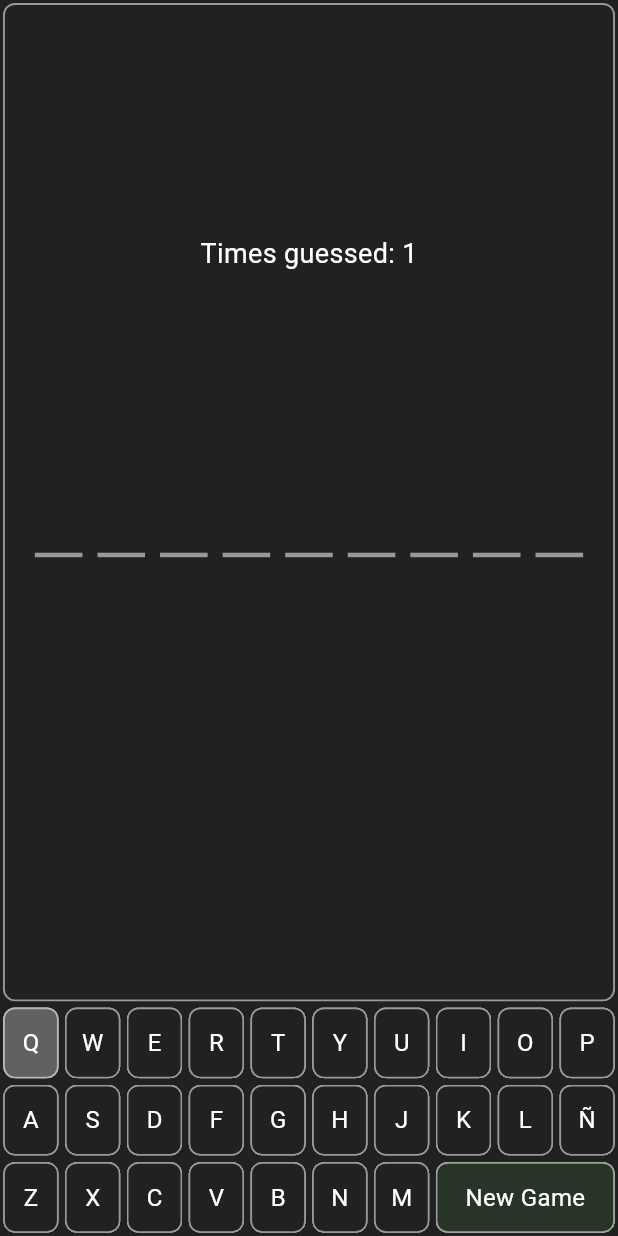
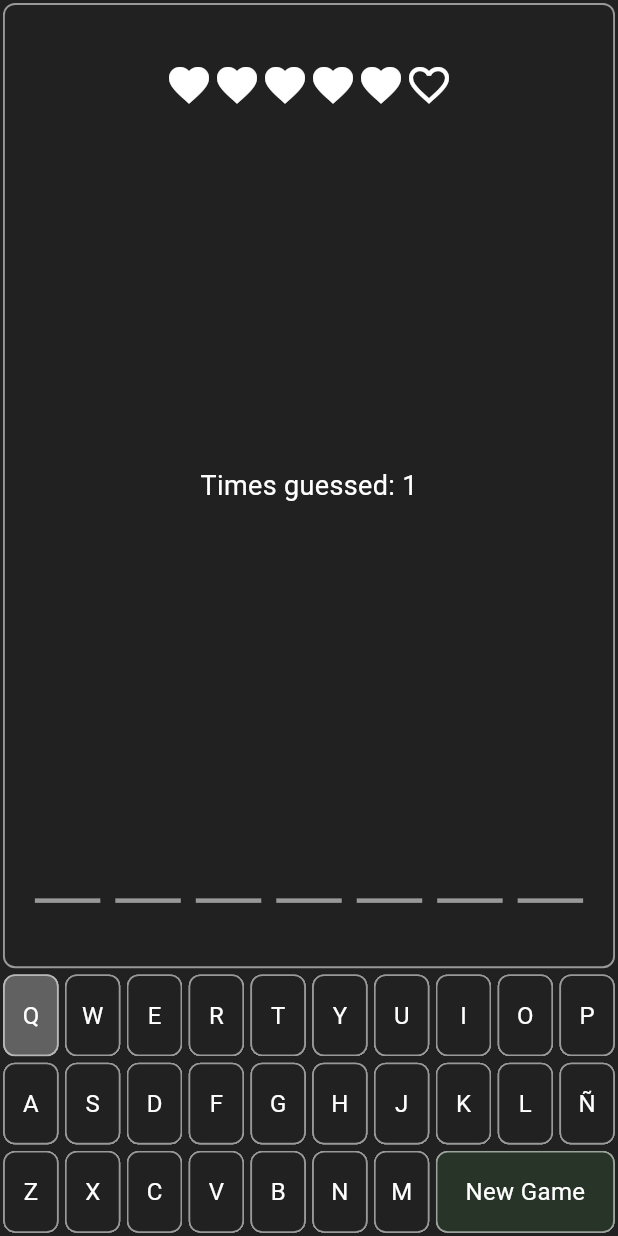
Before and after one commit to GCuadraSarria/hanged-man, a Flutter app: the screen it shows after launch, after a tap on an icon or button, on a phone screen of 412 x 824 dp. Run offline on Flutter 3.47's test engine with Material 3 defaults, Android fonts, the phone set to English and light mode, and no system bars; our stand-ins replace dio; missing offline and left inert: normalizer; network calls fail.

Commit message:
second commit

```diff
--- a/lib/components/components.dart
+++ b/lib/components/components.dart
@@ -1,4 +1,5 @@
 export 'guess_space.dart';
+export 'heart_row.dart';
 export 'letter_key.dart';
 export 'new_game_key.dart';
 export 'selected_letter_key.dart';
--- /dev/null
+++ b/lib/components/heart_row.dart
@@ -0,0 +1,34 @@
+import 'package:flutter/material.dart';
+
+class HeartRow extends StatelessWidget {
+  final int totalHealth = 6;
+  final int guesses;
+
+  const HeartRow({super.key, required this.guesses});
+
+  @override
+  Widget build(BuildContext context) {
+    int emptyHearts = guesses > 6 ? 6 : guesses;
+    int fullHearts = totalHealth - emptyHearts;
+
+    return Row(
+      mainAxisAlignment: MainAxisAlignment.center,
+      children: List.generate(
+            fullHearts,
+            (index) => const Icon(
+              Icons.favorite,
+              color: Colors.white,
+              size: 32.0,
+            ),
+          ) +
+          List.generate(
+            emptyHearts,
+            (index) => const Icon(
+              Icons.favorite_border,
+              color: Colors.white,
+              size: 32.0,
+            ),
+          ),
+    );
+  }
+}
--- a/lib/components/letter_key.dart
+++ b/lib/components/letter_key.dart
@@ -2,21 +2,21 @@ import 'package:flutter/material.dart';
 
 class LetterKey extends StatelessWidget {
   final String value;
-  final bool selected;
   final void Function()? ontap;
+  final bool gameFinished;
 
   const LetterKey(
       {super.key,
       required this.value,
-      this.selected = false,
-      required this.ontap});
+      required this.ontap,
+      this.gameFinished = false});
 
   @override
   Widget build(BuildContext context) {
     return Padding(
       padding: const EdgeInsets.all(2.0),
       child: Material(
-        color: Colors.grey[900],
+        color: !gameFinished ? Colors.grey[900] : Colors.grey[700],
         clipBehavior: Clip.hardEdge,
         shape: OutlineInputBorder(
           borderSide: const BorderSide(color: Colors.white54, width: 1.25),
--- a/lib/components/new_game_key.dart
+++ b/lib/components/new_game_key.dart
@@ -2,21 +2,21 @@ import 'package:flutter/material.dart';
 
 class NewGameKey extends StatelessWidget {
   final String value;
-  final bool selected;
   final void Function()? ontap;
+  final bool gameFinished;
 
   const NewGameKey(
       {super.key,
       required this.value,
-      this.selected = false,
-      required this.ontap});
+      required this.ontap,
+      this.gameFinished = false});
 
   @override
   Widget build(BuildContext context) {
     return Padding(
       padding: const EdgeInsets.all(2.0),
       child: Material(
-        color: const Color.fromARGB(35, 75, 175, 80),
+        color: gameFinished ? const Color.fromARGB(255, 44, 124, 48) : const Color.fromARGB(35, 75, 175, 80),
         clipBehavior: Clip.hardEdge,
         shape: OutlineInputBorder(
           borderSide: const BorderSide(color: Colors.white54, width: 1.25),
--- a/lib/pages/home_page.dart
+++ b/lib/pages/home_page.dart
@@ -1,5 +1,7 @@
 import 'package:ahorcado/components/components.dart';
+import 'package:dio/dio.dart';
 import 'package:flutter/material.dart';
+import 'package:normalizer/normalizer.dart';
 
 class MyHomePage extends StatefulWidget {
   const MyHomePage({super.key});
@@ -44,8 +46,17 @@ class _MyHomePageState extends State<MyHomePage> {
   // guesses
   int guesses = 0;
 
+  // player lost
+  bool playerLost = false;
+
+  // player won
+  bool playerWon = false;
+
+  // player won or lost
+  bool gameFinished = false;
+
   // answer word
-  String answerWord = 'HANGUEDAS';
+  String answerWord = 'DEFAULT';
 
   // selected letters
   List<String> selectedLetters = [];
@@ -53,9 +64,25 @@ class _MyHomePageState extends State<MyHomePage> {
   // correct selected letters
   List<String> correctSelectedLetters = [];
 
+  // clean HTTP word (capitals and accents)
+  void cleanHttpWord(String response) {
+    setState(() {
+      answerWord = response.normalize().toUpperCase();
+    });
+  }
+
   // check if player lost the game
   void checkPlayerLost() {
-    print('Player lost');
+    // we fill the correctSelectedLetters so it's display
+    // and we see the correct final answer
+    setState(() {
+      correctSelectedLetters.clear();
+      playerLost = true;
+      gameFinished = true;
+      for (int i = 0; i < answerWord.length; i++) {
+        correctSelectedLetters.add(answerWord[i]);
+      }
+    });
   }
 
   // check if player won the game
@@ -67,7 +94,8 @@ class _MyHomePageState extends State<MyHomePage> {
         return;
       }
     }
-    print('Player won');
+    playerWon = true;
+    gameFinished = true;
   }
 
   // guess a letter
@@ -81,7 +109,7 @@ class _MyHomePageState extends State<MyHomePage> {
         checkPlayerWon();
       } else {
         guesses++;
-        if (guesses == 5) checkPlayerLost();
+        if (guesses == 6) checkPlayerLost();
       }
     });
   }
@@ -89,10 +117,32 @@ class _MyHomePageState extends State<MyHomePage> {
   // start new game
   void newGame() {
     setState(() {
+      playerLost = false;
+      playerWon = false;
+      gameFinished = false;
       selectedLetters.clear();
       correctSelectedLetters.clear();
       guesses = 0;
+      getRandomWord();
     });
+  }
+
+  // call API
+  @override
+  void initState() {
+    super.initState();
+    getRandomWord();
+  }
+
+  // get word method
+  //https://clientes.api.greenborn.com.ar/public-random-word
+  Future<void> getRandomWord() async {
+    final response = await Dio()
+        .get('https://clientes.api.greenborn.com.ar/public-random-word');
+    // if the word characters are not between 5 and 9 we get another word from the API
+    response.data[0].length >= 5 && response.data[0].length < 10
+        ? cleanHttpWord(response.data[0])
+        : getRandomWord();
   }
 
   @override
@@ -117,7 +167,37 @@ class _MyHomePageState extends State<MyHomePage> {
                   child: Column(
                     mainAxisAlignment: MainAxisAlignment.center,
                     children: [
+                      // top hearts and win / lose msg
                       Expanded(
+                        child: Center(
+                          child: Column(
+                            mainAxisAlignment: MainAxisAlignment.center,
+                            children: [
+                              HeartRow(guesses: guesses),
+                              playerLost
+                                  ? const Text(
+                                      'Y O U  D I E D',
+                                      style: TextStyle(
+                                        color: Colors.white,
+                                        fontSize: 22.0,
+                                      ),
+                                    )
+                                  : playerWon
+                                      ? const Text(
+                                          'Y O U  S U R V I V E D',
+                                          style: TextStyle(
+                                            color: Colors.white,
+                                            fontSize: 22.0,
+                                          ),
+                                        )
+                                      : const Text(''),
+                            ],
+                          ),
+                        ),
+                      ),
+                      // hangman images
+                      Expanded(
+                        flex: 3,
                         child: Center(
                           child: Text(
                             'Times guessed: $guesses',
@@ -128,9 +208,13 @@ class _MyHomePageState extends State<MyHomePage> {
                       ),
                       // guess word display
                       Expanded(
+                        child: Center(
                           child: Padding(
-                          padding: const EdgeInsets.symmetric(horizontal: 15.0),
+                            padding:
+                                const EdgeInsets.symmetric(horizontal: 15.0),
                             child: GridView.builder(
+                              shrinkWrap: true,
+                              physics: const NeverScrollableScrollPhysics(),
                               itemCount: answerWord.length,
                               gridDelegate:
                                   SliverGridDelegateWithFixedCrossAxisCount(
@@ -152,6 +236,7 @@ class _MyHomePageState extends State<MyHomePage> {
                             ),
                           ),
                         ),
+                      ),
                     ],
                   ),
                 ),
@@ -165,14 +250,20 @@ class _MyHomePageState extends State<MyHomePage> {
                             // new game button three times bigger than the rest
                             ? screenSize.width / (10 / 3)
                             : screenSize.width / 10,
-                        height: screenSize.width / 8,
+                        height: screenSize.width / 7,
                         child: value == 'New Game'
                             // new game button
-                            ? NewGameKey(value: value, ontap: () => newGame())
+                            ? NewGameKey(
+                                value: value,
+                                ontap: () => newGame(),
+                                gameFinished: gameFinished)
                             : correctSelectedLetters.contains(value)
                                 ?
                                 // correct letters
-                                SelectedLetterKey(value: value, correct: true)
+                                SelectedLetterKey(
+                                    value: value,
+                                    correct: !gameFinished,
+                                  )
                                 // non correct letters
                                 : selectedLetters.contains(value)
                                     ? SelectedLetterKey(
@@ -180,8 +271,11 @@ class _MyHomePageState extends State<MyHomePage> {
                                     :
                                     // non selected letters
                                     LetterKey(
+                                        gameFinished: gameFinished,
                                         value: value,
-                                        ontap: () => guessLetter(value)),
+                                        ontap: () => !gameFinished
+                                            ? guessLetter(value)
+                                            : null),
                       ))
                   .toList(),
             ),
--- a/pubspec.yaml
+++ b/pubspec.yaml
@@ -35,6 +35,8 @@ dependencies:
   # The following adds the Cupertino Icons font to your application.
   # Use with the CupertinoIcons class for iOS style icons.
   cupertino_icons: ^1.0.2
+  dio: ^5.4.0
+  normalizer: ^0.0.2+3
 
 dev_dependencies:
   flutter_test:
```
Also changed, not shown: pubspec.lock. Lines whose indentation alone changed are shown as unchanged.
